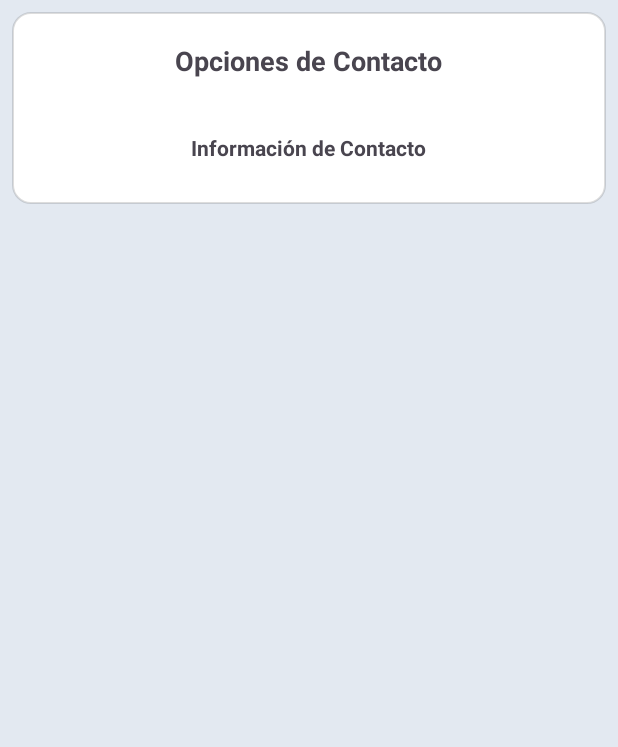
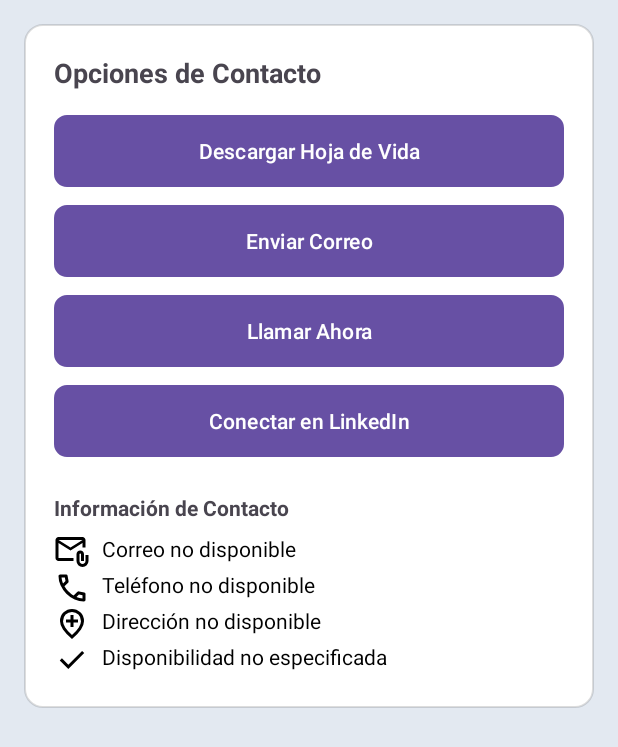
Before and after one commit to karinamj/CVProfile, an Android app: the layout fragment_button.xml on its own in the app's theme, with its tools: preview values and no code run, on a phone screen of 412 x 824 dp. Shown: the top 747 px of the screen. Run offline under Robolectric (Android 15) with nearby library versions, the phone set to English and light mode, and no system bars.

Commit message:
Add FileProvider for CV download and refactor contact UI
Introduces a FileProvider in the manifest and adds file_paths.xml to enable secure sharing of the CV PDF file. Refactors ButtonFragment to use ViewBinding, fetch user data from the database, and provide fixed buttons for downloading the CV, sending email, calling, and opening LinkedIn. Updates the layout to use static buttons and display user contact info dynamically. Adds a ViewModel to load user data asynchronously.

```diff
--- a/app/src/main/res/layout/fragment_button.xml
+++ b/app/src/main/res/layout/fragment_button.xml
@@ -1,36 +1,66 @@
-<LinearLayout xmlns:android="http://schemas.android.com/apk/res/android"
+<ScrollView xmlns:android="http://schemas.android.com/apk/res/android"
     android:layout_width="match_parent"
     android:layout_height="match_parent"
-    android:orientation="vertical"
-    android:padding="8dp"
+    android:padding="16dp"
     android:background="@color/fondo_principal">
 
-    <!-- Card principal -->
     <LinearLayout
         android:layout_width="match_parent"
         android:layout_height="wrap_content"
         android:orientation="vertical"
         android:background="@drawable/card_background"
-        android:padding="20dp"
-        android:gravity="center">
+        android:padding="20dp">
 
         <!-- Título -->
         <TextView
-            android:id="@+id/tvOpcionesContacto"
+            android:id="@+id/tvContactOptions"
             android:layout_width="wrap_content"
             android:layout_height="wrap_content"
             android:text="Opciones de Contacto"
             android:textSize="18sp"
             android:textStyle="bold"
-            android:layout_marginBottom="16dp"/>
+            android:layout_marginBottom="16dp" />
 
-        <!-- Botones dinámicos -->
-        <LinearLayout
-            android:id="@+id/containerBotones"
+        <!-- Botones fijos -->
+        <Button
+            android:id="@+id/btnDownloadCv"
             android:layout_width="match_parent"
             android:layout_height="wrap_content"
-            android:orientation="vertical"
-            android:layout_marginBottom="20dp"/>
+            android:text="Descargar Hoja de Vida"
+            android:drawableStart="@drawable/ic_download"
+            android:drawablePadding="12dp"
+            android:background="@drawable/btn_outlined"
+            android:layout_marginBottom="12dp" />
+
+        <Button
+            android:id="@+id/btnSendEmail"
+            android:layout_width="match_parent"
+            android:layout_height="wrap_content"
+            android:text="Enviar Correo"
+            android:drawableStart="@drawable/ic_email"
+            android:drawablePadding="12dp"
+            android:background="@drawable/btn_outlined"
+            android:layout_marginBottom="12dp" />
+
+        <Button
+            android:id="@+id/btnCall"
+            android:layout_width="match_parent"
+            android:layout_height="wrap_content"
+            android:text="Llamar Ahora"
+            android:drawableStart="@drawable/ic_phone"
+            android:drawablePadding="12dp"
+            android:background="@drawable/btn_outlined"
+            android:layout_marginBottom="12dp" />
+
+        <Button
+            android:id="@+id/btnLinkedin"
+            android:layout_width="match_parent"
+            android:layout_height="wrap_content"
+            android:text="Conectar en LinkedIn"
+            android:drawableStart="@drawable/ic_link"
+            android:drawablePadding="12dp"
+            android:background="@drawable/btn_outlined"
+            android:layout_marginBottom="24dp" />
 
         <!-- Información de contacto -->
         <TextView
@@ -38,12 +68,50 @@
             android:layout_height="wrap_content"
             android:text="Información de Contacto"
             android:textStyle="bold"
-            android:layout_marginBottom="8dp"/>
+            android:layout_marginBottom="8dp" />
 
         <LinearLayout
             android:id="@+id/containerInfo"
             android:layout_width="match_parent"
             android:layout_height="wrap_content"
-            android:orientation="vertical"/>
+            android:orientation="vertical"
+            android:dividerPadding="8dp">
+
+            <TextView
+                android:id="@+id/tvEmail"
+                android:layout_width="wrap_content"
+                android:layout_height="wrap_content"
+                android:drawableStart="@drawable/ic_email"
+                android:drawablePadding="8dp"
+                android:text="Correo no disponible"
+                android:textColor="@color/black" />
+
+            <TextView
+                android:id="@+id/tvPhone"
+                android:layout_width="wrap_content"
+                android:layout_height="wrap_content"
+                android:drawableStart="@drawable/ic_phone"
+                android:drawablePadding="8dp"
+                android:text="Teléfono no disponible"
+                android:textColor="@color/black" />
+
+            <TextView
+                android:id="@+id/tvAddress"
+                android:layout_width="wrap_content"
+                android:layout_height="wrap_content"
+                android:drawableStart="@drawable/ic_location"
+                android:drawablePadding="8dp"
+                android:text="Dirección no disponible"
+                android:textColor="@color/black" />
+
+            <TextView
+                android:id="@+id/tvAvailability"
+                android:layout_width="wrap_content"
+                android:layout_height="wrap_content"
+                android:drawableStart="@drawable/ic_check"
+                android:drawablePadding="8dp"
+                android:text="Disponibilidad no especificada"
+                android:textColor="@color/black" />
+        </LinearLayout>
     </LinearLayout>
-</LinearLayout>
+</ScrollView>
--- /dev/null
+++ b/app/src/main/res/xml/file_paths.xml
@@ -0,0 +1,6 @@
+<?xml version="1.0" encoding="utf-8"?>
+<paths>
+    <files-path
+        name="cv_files"
+        path="." />
+</paths>
```
Also changed, not shown: app/src/main/AndroidManifest.xml (+10 -0 lines), app/src/main/java/com/example/cvprofile/ui/button/ButtonFragment.kt (+117 -66 lines), app/src/main/java/com/example/cvprofile/ui/button/ButtonViewModel.kt (+22 -3 lines).
